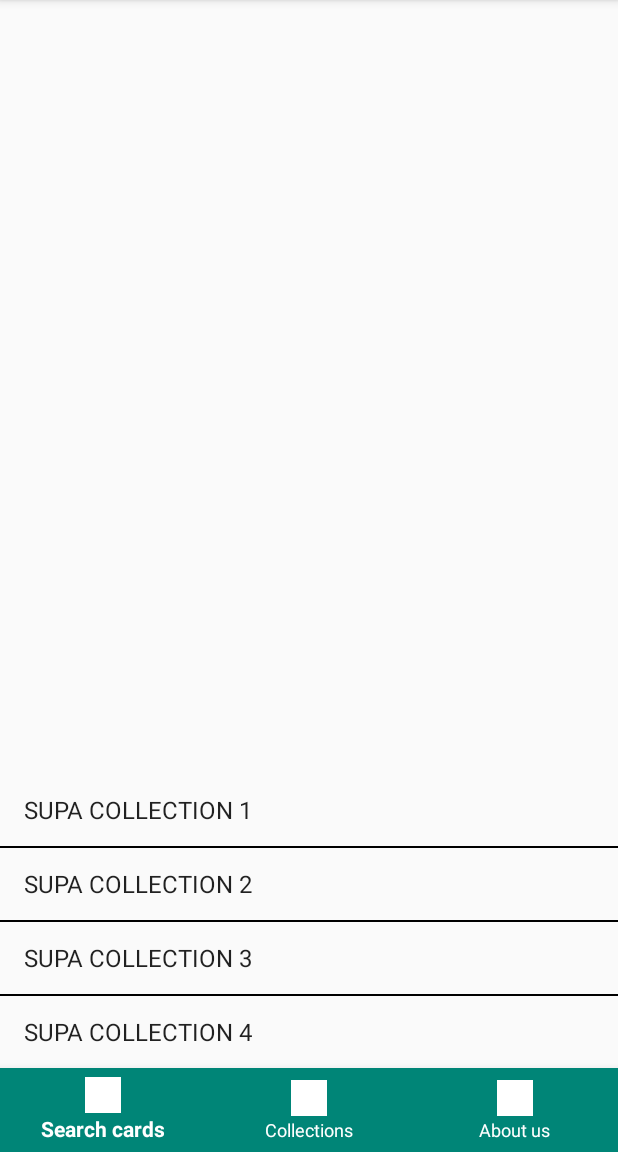
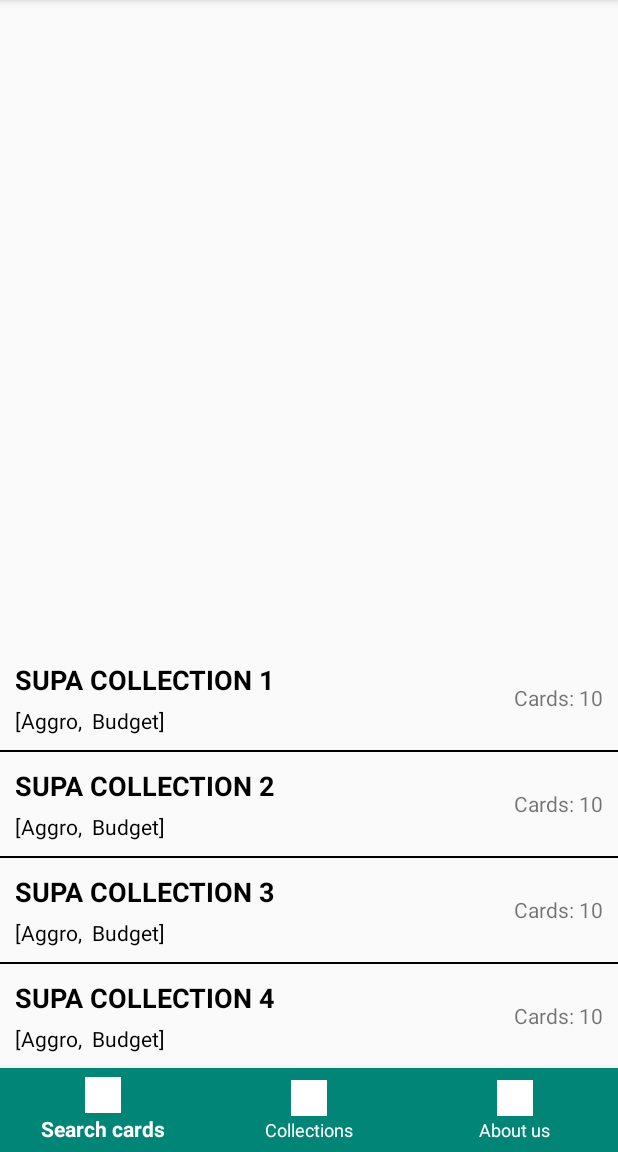
Before and after one commit to DaveFux/MagicSearcher, an Android app: the screen it shows after launch (MainActivity), on a phone screen of 412 x 824 dp, the part 84-1236 px from its top. Run offline under Robolectric (Android 15) with nearby library versions, the phone set to English and light mode, and no system bars.

Commit message:
completed CollectionsArrayAdapter

```diff
--- /dev/null
+++ b/app/src/main/java/android/example/com/magicproject_v1/CardsArrayAdapter.java
@@ -0,0 +1,32 @@
+package android.example.com.magicproject_v1;
+
+import android.content.Context;
+import android.example.com.magicproject_v1.classes.Card;
+import android.view.LayoutInflater;
+import android.view.View;
+import android.view.ViewGroup;
+import android.widget.ArrayAdapter;
+
+import java.util.List;
+
+public class CardsArrayAdapter extends ArrayAdapter<Card> {
+
+    private Context mContext;
+    private List<Card> cards;
+
+    public CardsArrayAdapter(Context context, List<Card> objects) {
+        super(context, 0, objects);
+        this.mContext = context;
+        this.cards = objects;
+    }
+
+    @Override
+    public View getView(int position, View convertView, ViewGroup parent) {
+        View listItem = convertView;
+        if (listItem == null) {
+            listItem = LayoutInflater.from(mContext).inflate(R.layout.list_collection, parent, false);
+        }
+
+        return listItem;
+    }
+}
--- /dev/null
+++ b/app/src/main/java/android/example/com/magicproject_v1/CollectionsArrayAdapter.java
@@ -0,0 +1,44 @@
+package android.example.com.magicproject_v1;
+
+import android.content.Context;
+import android.example.com.magicproject_v1.classes.Collection;
+import android.view.LayoutInflater;
+import android.view.View;
+import android.view.ViewGroup;
+import android.widget.ArrayAdapter;
+import android.widget.TextView;
+
+import java.util.List;
+
+public class CollectionsArrayAdapter extends ArrayAdapter<Collection> {
+
+    private Context mContext;
+    private List<Collection> collections;
+
+    public CollectionsArrayAdapter(Context context, List<Collection> objects) {
+        super(context, 0, objects);
+        this.mContext = context;
+        this.collections = objects;
+    }
+
+    @Override
+    public View getView(int position, View convertView, ViewGroup parent) {
+        View listItem = convertView;
+        if(listItem == null){
+            listItem = LayoutInflater.from(mContext).inflate(R.layout.list_collection, parent,false);
+        }
+
+        Collection collection = collections.get(position);
+
+        TextView collectionName = listItem.findViewById(R.id.name);
+        collectionName.setText(collection.getName());
+
+        TextView tags = listItem.findViewById(R.id.tags);
+        tags.setText(collection.getTags());
+
+        TextView totalNumberOfCards = listItem.findViewById(R.id.numberOfCards);
+        totalNumberOfCards.setText("Cards: " + collection.getNumberOfCards());
+
+        return listItem;
+    }
+}
--- a/app/src/main/java/android/example/com/magicproject_v1/MainActivity.java
+++ b/app/src/main/java/android/example/com/magicproject_v1/MainActivity.java
@@ -2,6 +2,7 @@ package android.example.com.magicproject_v1;
 
 import android.content.Context;
 import android.content.Intent;
+import android.example.com.magicproject_v1.classes.Collection;
 import android.example.com.magicproject_v1.utils.CardDB;
 import android.os.Bundle;
 import android.support.design.widget.BottomNavigationView;
@@ -24,8 +25,8 @@ import java.util.List;
 
 public class MainActivity extends AppCompatActivity {
     protected Context mContext;
-    protected ArrayList<String> collectionListArray = new ArrayList<>();
-    protected ArrayAdapter<String> itemsAdapter;
+    protected ArrayList<Collection> collectionListArray = new ArrayList<>();
+    protected CollectionsArrayAdapter itemsAdapter;
     protected ListView collectionListView;
     protected EditText searchBar;
     protected CardDB mDb;
@@ -44,13 +45,13 @@ public class MainActivity extends AppCompatActivity {
         }
 
         public void onTextChanged(CharSequence s, int start, int before, int count) {
-            ArrayList<String> result = new ArrayList<>();
-            for (String collectionName : collectionListArray) {
-                if(collectionName.contains(s)){
-                    result.add(collectionName);
+            ArrayList<Collection> result = new ArrayList<>();
+            for (Collection collection : collectionListArray) {
+                if(collection.getName().contains(s)){
+                    result.add(collection);
                 }
             }
-            ArrayAdapter<String> itemsAdapter = new ArrayAdapter<>(mContext, android.R.layout.simple_list_item_1, result);
+            CollectionsArrayAdapter itemsAdapter = new CollectionsArrayAdapter(mContext, result);
             collectionListView.setAdapter(itemsAdapter);
         }
     };
@@ -87,18 +88,21 @@ public class MainActivity extends AppCompatActivity {
         mDb=new CardDB(mContext);
         mDb.clear();
 
-        mDb.addCollection("SUPA COLLECTION 1");
-        mDb.addCollection("SUPA COLLECTION 2");
-        mDb.addCollection("SUPA COLLECTION 3");
-        mDb.addCollection("SUPA COLLECTION 4");
+        List<String> tags = new ArrayList<>();
+        tags.add("Aggro");
+        tags.add("Budget");
+        mDb.addCollection(new Collection("SUPA COLLECTION 1", tags, 0));
+        mDb.addCollection(new Collection("SUPA COLLECTION 2", tags, 0));
+        mDb.addCollection(new Collection("SUPA COLLECTION 3", tags, 0));
+        mDb.addCollection(new Collection("SUPA COLLECTION 4", tags, 0));
 
-        ArrayList<String> results = mDb.retrieveAllCollections();
+        ArrayList<Collection> results = mDb.retrieveAllCollections();
 
         collectionListArray.addAll(results);
         //searchBar = findViewById(R.id.cardSearch);
         //searchBar.addTextChangedListener(searchWatcher);
         collectionListView = findViewById(R.id.collectionList);
-        itemsAdapter = new ArrayAdapter<>(mContext, android.R.layout.simple_list_item_1, collectionListArray); // pls no mexer
+        itemsAdapter = new CollectionsArrayAdapter(mContext, collectionListArray); // pls no mexer
         collectionListView.setAdapter(itemsAdapter);
         collectionListView.setOnItemLongClickListener(editCollection);
         collectionListView.setOnItemClickListener(seeCollection);
@@ -141,11 +145,11 @@ public class MainActivity extends AppCompatActivity {
                 String str = newText.toLowerCase();
                 //itemsAdapter.getFilter().filter(newText);
                 List<String> result = new ArrayList<>();
-                for (String card : collectionListArray) {
+                /*for (String card : collectionListArray) {
                     if (card.toLowerCase().contains(newText)) {
                         result.add(card);
                     }
-                }
+                }*/
                 ArrayAdapter<String> itemsAdapter = new ArrayAdapter<>(mContext, android.R.layout.simple_list_item_1, result);
                 collectionListView.setAdapter(itemsAdapter);
                 return false;
--- /dev/null
+++ b/app/src/main/java/android/example/com/magicproject_v1/classes/Collection.java
@@ -0,0 +1,54 @@
+package android.example.com.magicproject_v1.classes;
+
+import java.util.Arrays;
+import java.util.List;
+
+public class Collection {
+
+    private String name;
+    private List<String> tags;
+    private int numberOfCards;
+
+    public Collection(String name, List<String> tags, int numberOfCards) {
+        this.name = name;
+        this.tags = tags;
+        this.numberOfCards = numberOfCards;
+    }
+
+    public Collection(String name, String tags, int numberOfCards) {
+        this.name = name;
+        this.tags = Arrays.asList(tags.replaceAll("\\[", "")
+                .replaceAll("]", "").split(","));
+        this.numberOfCards = numberOfCards;
+    }
+
+    public String getName() {
+        return name;
+    }
+
+    public void setName(String name) {
+        this.name = name;
+    }
+
+    public String getTags() {
+        StringBuilder sb = new StringBuilder("[" + tags.get(0));
+        for (int i = 1; i < tags.size(); i++) {
+            sb.append(", ");
+            sb.append(tags.get(i));
+        }
+        sb.append("]");
+        return sb.toString();
+    }
+
+    public void setTags(List<String> tags) {
+        this.tags = tags;
+    }
+
+    public int getNumberOfCards() {
+        return numberOfCards;
+    }
+
+    public void setNumberOfCards(int numberOfCards) {
+        this.numberOfCards = numberOfCards;
+    }
+}
--- a/app/src/main/java/android/example/com/magicproject_v1/utils/CardDB.java
+++ b/app/src/main/java/android/example/com/magicproject_v1/utils/CardDB.java
@@ -6,6 +6,7 @@ import android.database.Cursor;
 import android.database.sqlite.SQLiteDatabase;
 import android.database.sqlite.SQLiteOpenHelper;
 import android.example.com.magicproject_v1.classes.Card;
+import android.example.com.magicproject_v1.classes.Collection;
 import android.util.Log;
 
 import java.util.ArrayList;
@@ -30,6 +31,7 @@ public class CardDB extends SQLiteOpenHelper {
     public static final String COL_RARITY = "col_rarity";
     public static final String COL_POWER = "col_power";
     public static final String COL_TOUGHNESS = "col_toughness";
+    public static final String COL_TAGS = "col_tags";
     public static final String COL_QUANTITY = "col_quantity";
     public static final String TAG = "@CardDB";
 
@@ -104,11 +106,12 @@ public class CardDB extends SQLiteOpenHelper {
         return -2;
     }
 
-    public long addCollection(String collectionName){
+    public long addCollection(Collection collection){
         SQLiteDatabase dbw = this.getWritableDatabase();
         if (dbw!=null) {
             ContentValues cv = new ContentValues();
-            cv.put(COL_NAME, collectionName);
+            cv.put(COL_NAME, collection.getName());
+            cv.put(COL_TAGS, collection.getTags());
 
             long id = dbw.insert(TABLE_COLLECTIONS, null, cv);
             dbw.close();
@@ -117,19 +120,20 @@ public class CardDB extends SQLiteOpenHelper {
         return -2;
     }
 
-    public ArrayList<String> retrieveAllCollections(){
+    public ArrayList<Collection> retrieveAllCollections(){
         return retrieveAllCollections("");
     }
 
-    public ArrayList<String> retrieveAllCollections(String filter){
-        ArrayList<String> retorno = new ArrayList<>();
+    public ArrayList<Collection> retrieveAllCollections(String filter){
+        ArrayList<Collection> retorno = new ArrayList<>();
         SQLiteDatabase dbr = this.getReadableDatabase();
         if (dbr!=null) {
             String query = "select * from " + TABLE_COLLECTIONS + " where " + COL_NAME + " like '%" + filter + "%'";
             Cursor cursor = dbr.rawQuery(query, null);
             if(cursor.moveToFirst()){
                 while(!cursor.isAfterLast()) {
-                    retorno.add(cursor.getString(1));
+                    Collection c = new Collection(cursor.getString(1), cursor.getString(2), 10);
+                    retorno.add(c);
                     cursor.moveToNext();
                 }
             }
@@ -190,8 +194,9 @@ public class CardDB extends SQLiteOpenHelper {
         String strRet;
 
         strRet = String.format("CREATE TABLE IF NOT EXISTS %s " +
-                        "(%s INTEGER PRIMARY KEY AUTOINCREMENT NOT NULL , %s TEXT NOT NULL)",
-                TABLE_COLLECTIONS, COL_ID, COL_NAME);
+                        "(%s INTEGER PRIMARY KEY AUTOINCREMENT NOT NULL , %s TEXT NOT NULL, " +
+                        "%s TEXT NOT NULL)",
+                TABLE_COLLECTIONS, COL_ID, COL_NAME, COL_TAGS);
         return strRet;
     }
 
--- /dev/null
+++ b/app/src/main/res/layout/list_collection.xml
@@ -0,0 +1,35 @@
+<?xml version="1.0" encoding="utf-8"?>
+<RelativeLayout xmlns:android="http://schemas.android.com/apk/res/android"
+    android:layout_width="match_parent"
+    android:layout_height="wrap_content"
+    android:orientation="vertical"
+    android:padding="10dp">
+
+    <TextView
+        android:id="@+id/name"
+        android:layout_width="wrap_content"
+        android:layout_height="wrap_content"
+        android:layout_alignParentTop="true"
+        android:textColor="@android:color/black"
+        android:textStyle="bold"
+        android:layout_alignParentStart="true"
+        android:textSize="18sp"/>
+
+    <TextView
+        android:id="@+id/tags"
+        android:layout_width="wrap_content"
+        android:layout_height="wrap_content"
+        android:layout_alignParentStart="true"
+        android:layout_below="@+id/name"
+        android:layout_marginTop="5dp"
+        android:textColor="@android:color/black"
+        />
+
+    <TextView
+        android:id="@+id/numberOfCards"
+        android:layout_width="wrap_content"
+        android:layout_height="wrap_content"
+        android:layout_alignParentEnd="true"
+        android:layout_centerInParent="true"
+        />
+</RelativeLayout>
```
